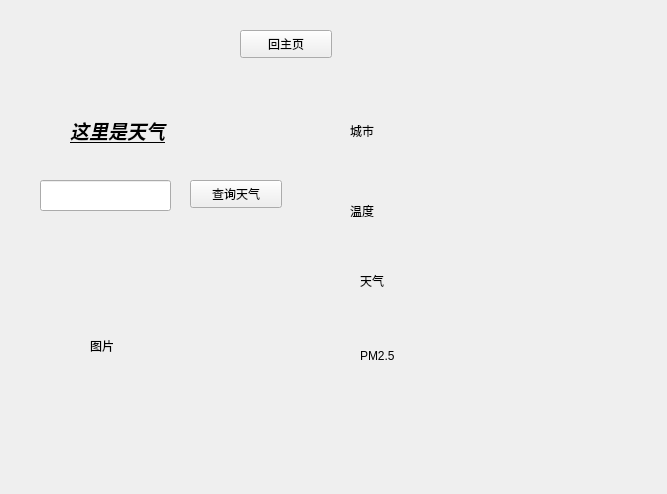
Qt form View/Weather/weather.ui (yuzcat01/VehicleControl) before a commit.
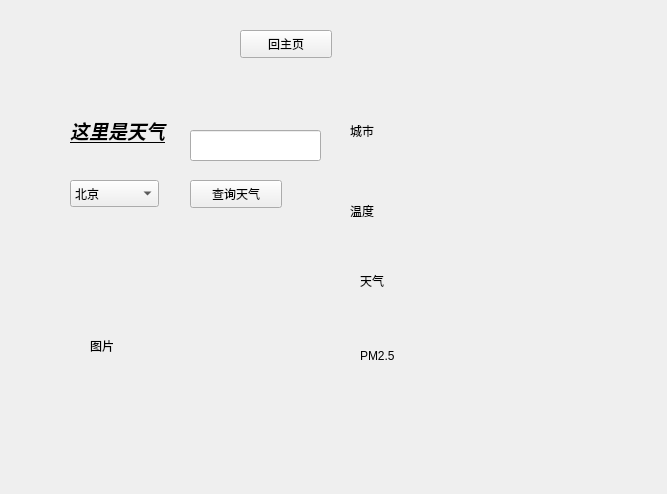
The same form after that commit.

```diff
--- a/View/Weather/weather.ui
+++ b/View/Weather/weather.ui
@@ -129,13 +129,38 @@
    <widget class="QLineEdit" name="lineEdit">
     <property name="geometry">
      <rect>
-      <x>0</x>
-      <y>100</y>
+      <x>150</x>
+      <y>50</y>
       <width>131</width>
       <height>31</height>
      </rect>
     </property>
    </widget>
+   <widget class="QComboBox" name="comboBox">
+    <property name="geometry">
+     <rect>
+      <x>30</x>
+      <y>100</y>
+      <width>89</width>
+      <height>27</height>
+     </rect>
+    </property>
+    <item>
+     <property name="text">
+      <string>北京</string>
+     </property>
+    </item>
+    <item>
+     <property name="text">
+      <string>南京</string>
+     </property>
+    </item>
+    <item>
+     <property name="text">
+      <string>上海</string>
+     </property>
+    </item>
+   </widget>
   </widget>
  </widget>
  <resources/>
```
Left out of the diff: 2 changed lines with no effect on the pictures.
